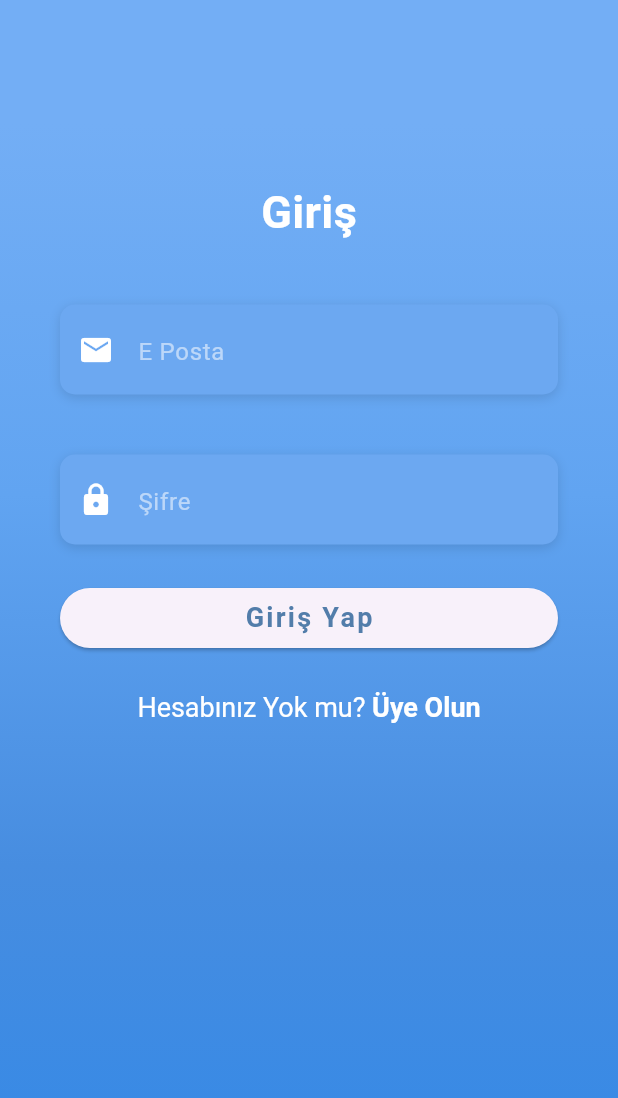
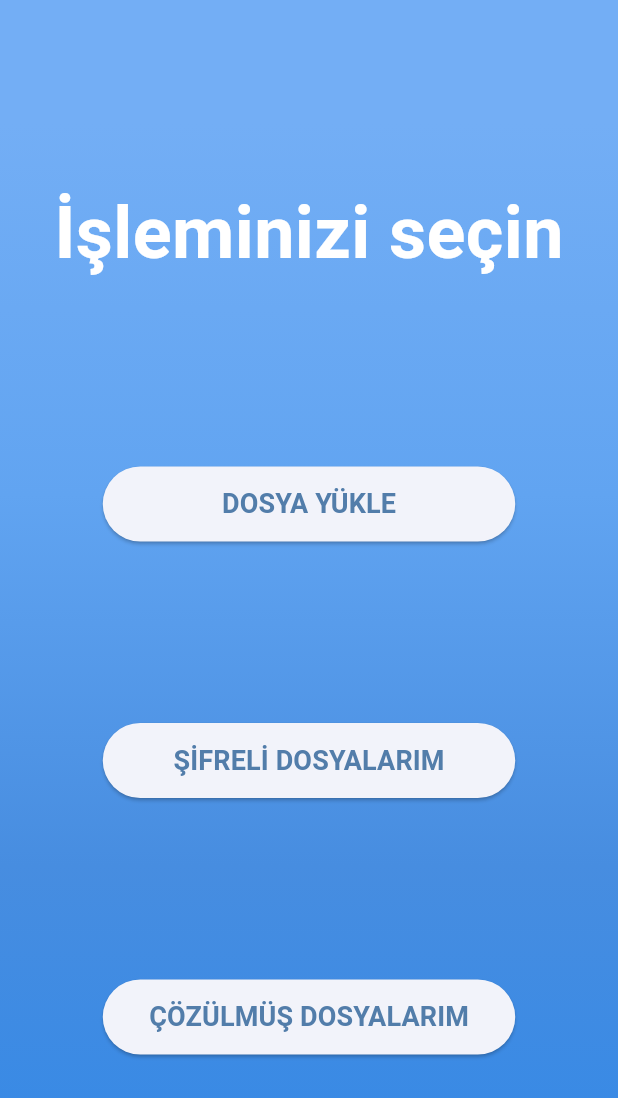
Before and after one commit to Cansalik/chat_app, a Flutter app: the screen it shows after launch, after a tap on "Giriş Yap", on a phone screen of 412 x 824 dp. Shown: the top 1098 px of the screen. Run offline on Flutter 3.47's test engine with Material 3 defaults, Android fonts, the phone set to English and light mode, and no system bars; Roboto replaces fonts that are missing (OpenSans).

Commit message:
Dosya Şifreleme ve şfreli dosyaları çözme ekranları tamamlandı.

```diff
--- a/lib/main.dart
+++ b/lib/main.dart
@@ -15,10 +15,10 @@ class MyApp extends StatelessWidget {
       title: 'Chat App',
       debugShowCheckedModeBanner: false,
       theme: ThemeData(
-        colorScheme: ColorScheme.fromSeed(seedColor: Colors.deepPurple),
+        colorScheme: ColorScheme.fromSeed(seedColor: Colors.blue),
         useMaterial3: true,
       ),
-      home: login_screen(),
+      home: loginScreen(),
     );
   }
 }
--- a/lib/utilities/constants.dart
+++ b/lib/utilities/constants.dart
@@ -1,18 +1,18 @@
 import 'package:flutter/material.dart';
 
-final kHintTextStyle = TextStyle(
+const kHintTextStyle = TextStyle(
   color: Colors.white54,
   fontFamily: 'OpenSans',
 );
 
-final kLabelStyle = TextStyle(
+const kLabelStyle = TextStyle(
   color: Colors.white,
   fontWeight: FontWeight.bold,
   fontFamily: 'OpenSans',
 );
 
 final kBoxDecorationStyle = BoxDecoration(
-  color: Color(0xFF6CA8F1),
+  color: const Color(0xFF6CA8F1),
   borderRadius: BorderRadius.circular(10.0),
   boxShadow: const [
     BoxShadow(
--- /dev/null
+++ b/lib/views/home_screen.dart
@@ -0,0 +1,109 @@
+import 'package:chat_app/views/mydecryptedfiles_screen.dart';
+import 'package:chat_app/views/myencryptedfiles_screen.dart';
+import 'package:flutter/material.dart';
+import 'package:flutter/services.dart';
+
+class homePage extends StatefulWidget {
+  const homePage({super.key});
+
+  @override
+  State<homePage> createState() => _homePageState();
+}
+
+class _homePageState extends State<homePage> {
+  @override
+  Widget build(BuildContext context) {
+    return Scaffold(
+      body: Stack(
+        children: <Widget>[
+          Container(
+            height: double.infinity,
+            width: double.infinity,
+            decoration: const BoxDecoration(
+              gradient: LinearGradient(
+                begin: Alignment.topCenter,
+                end: Alignment.bottomCenter,
+                colors: [
+                  Color(0xFF73AEF5),
+                  Color(0xFF61A4F1),
+                  Color(0xFF478DE0),
+                  Color(0xFF398AE5),
+                ], stops: [0.1, 0.4, 0.7, 0.9],
+              ),
+            ),
+          ),
+          Center(
+            child: Column(
+              mainAxisAlignment: MainAxisAlignment.spaceEvenly,
+              children: [
+                const Text(
+                  'İşleminizi seçin',
+                  style: TextStyle(
+                    color: Colors.white,
+                    fontFamily: 'OpenSans',
+                    fontSize: 48.0,
+                    fontWeight: FontWeight.bold,
+                  ),
+                ),
+                SizedBox(
+                  width: 275,
+                  height: 50,
+                  child: ElevatedButton(
+                    onPressed: () => print('DOSYA YÜKLE TIKLANDI'),
+                    child: const Text(
+                      'DOSYA YÜKLE',
+                      style: TextStyle(
+                        color: Color(0xFF527DAA),
+                        fontSize: 18.0,
+                        fontWeight: FontWeight.bold,
+                        fontFamily: 'OpenSans',
+                      ),
+                    ),
+                  ),
+                ),
+                SizedBox(
+                  width: 275,
+                  height: 50,
+                  child: ElevatedButton(
+                    onPressed: ()
+                    {
+                      Navigator.push(context, MaterialPageRoute(builder: (context)=> myEncryptedFilesScreen()));
+                    },
+                    child: const Text(
+                      'ŞİFRELİ DOSYALARIM',
+                      style: TextStyle(
+                        color: Color(0xFF527DAA),
+                        fontSize: 18.0,
+                        fontWeight: FontWeight.bold,
+                        fontFamily: 'OpenSans',
+                      ),
+                    ),
+                  ),
+                ),
+                SizedBox(
+                  width: 275,
+                  height: 50,
+                  child: ElevatedButton(
+                    onPressed: ()
+                    {
+                      Navigator.push(context, MaterialPageRoute(builder: (context)=> myDecryptedFilesScreen()));
+                    },
+                    child: const Text(
+                      'ÇÖZÜLMÜŞ DOSYALARIM',
+                      style: TextStyle(
+                        color: Color(0xFF527DAA),
+                        fontSize: 18.0,
+                        fontWeight: FontWeight.bold,
+                        fontFamily: 'OpenSans',
+                      ),
+                    ),
+                  ),
+                ),
+              ],
+            ),
+          ),
+        ],
+      ),
+    );
+  }
+}
--- a/lib/views/login_screen.dart
+++ b/lib/views/login_screen.dart
@@ -1,14 +1,15 @@
+import 'package:chat_app/views/home_screen.dart';
 import 'package:chat_app/views/register_screen.dart';
 import 'package:flutter/material.dart';
 import 'package:flutter/services.dart';
 import '../utilities/constants.dart';
 
-class login_screen extends StatefulWidget {
+class loginScreen extends StatefulWidget {
   @override
-  _login_screenState createState() => _login_screenState();
+  _loginScreenState createState() => _loginScreenState();
 }
 
-class _login_screenState extends State<login_screen> {
+class _loginScreenState extends State<loginScreen> {
 
   @override
   Widget build(BuildContext context) {
@@ -82,7 +83,7 @@ class _login_screenState extends State<login_screen> {
           alignment: Alignment.centerLeft,
           decoration: kBoxDecorationStyle,
           height: 60.0,
-          child: TextField(
+          child: const TextField(
             keyboardType: TextInputType.emailAddress,
             style: TextStyle(
               color: Colors.white,
@@ -113,7 +114,7 @@ class _login_screenState extends State<login_screen> {
           alignment: Alignment.centerLeft,
           decoration: kBoxDecorationStyle,
           height: 60.0,
-          child: TextField(
+          child: const TextField(
             obscureText: true,
             style: TextStyle(
               color: Colors.white,
@@ -140,8 +141,11 @@ class _login_screenState extends State<login_screen> {
       padding: EdgeInsets.symmetric(vertical: 25.0),
       width: double.infinity,
       child: ElevatedButton(
-        onPressed: () => print('Giriş Yap Butonuna Tıklandı'),
-        child: Text(
+        onPressed: ()
+        {
+          Navigator.push(context, MaterialPageRoute(builder: (context) => homePage()));
+        },
+        child: const Text(
           'Giriş Yap',
           style: TextStyle(
             color: Color(0xFF527DAA),
@@ -159,10 +163,10 @@ class _login_screenState extends State<login_screen> {
     return GestureDetector(
       onTap: ()
       {
-        Navigator.push(context, MaterialPageRoute(builder: (context) => register_screen()));
+        Navigator.push(context, MaterialPageRoute(builder: (context) => registerScreen()));
       },
       child: RichText(
-        text: TextSpan(
+        text: const TextSpan(
           children: [
             TextSpan(
               text: 'Hesabınız Yok mu? ',
--- a/pubspec.yaml
+++ b/pubspec.yaml
@@ -59,8 +59,8 @@ flutter:
   uses-material-design: true
 
   # To add assets to your application, add an assets section, like this:
-  # assets:
-  #   - images/a_dot_burr.jpeg
+  assets:
+    - assets/images/
   #   - images/a_dot_ham.jpeg
 
   # An image asset can refer to one or more resolution-specific "variants", see
```
Also changed, not shown: lib/views/mydecryptedfiles_screen.dart (added, +150 -0 lines), lib/views/myencryptedfiles_screen.dart (added, +149 -0 lines), lib/views/register_screen.dart (+4 -4 lines), assets/images/folder.png (added).
